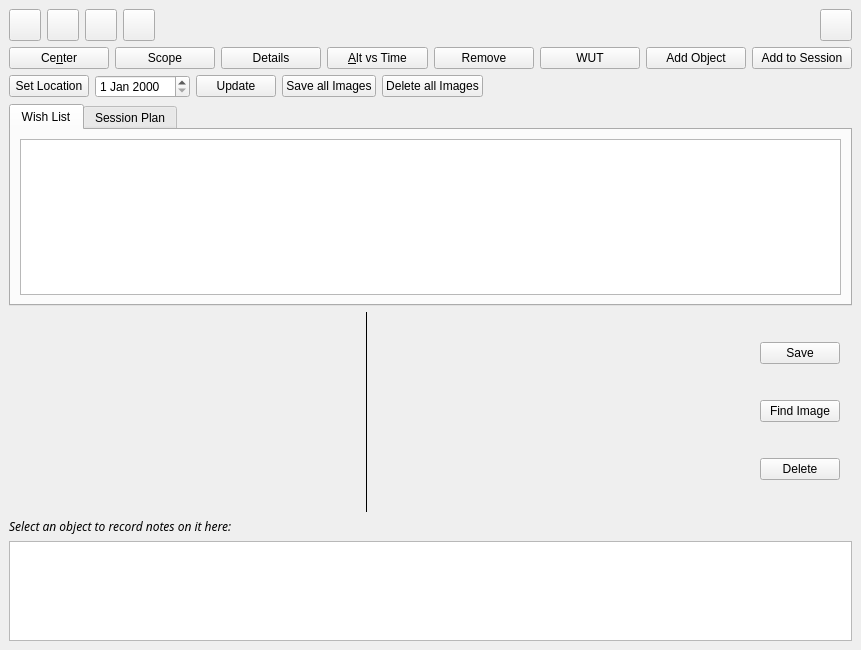
Qt form kstars/tools/observinglist.ui (KDE/kstars) before a commit.
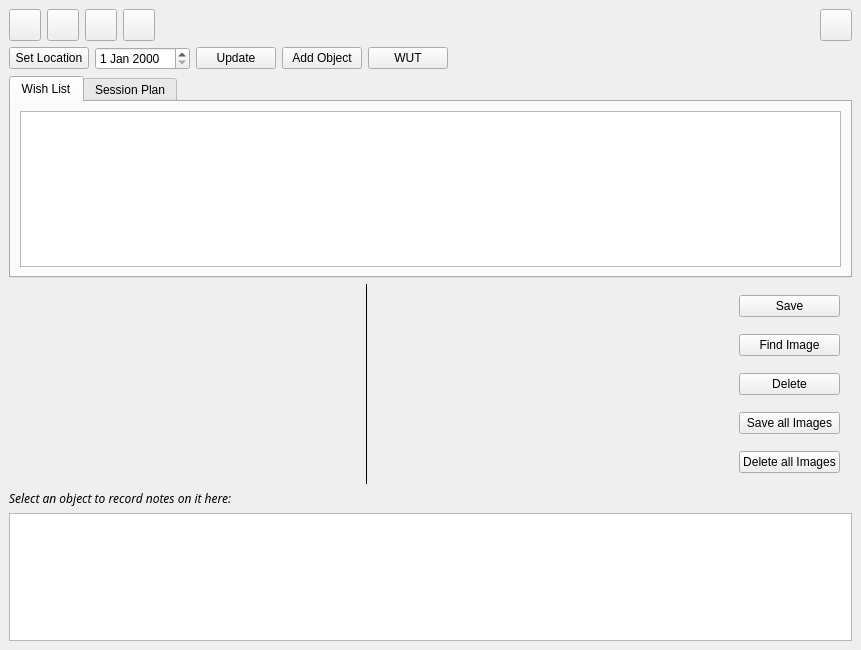
The same form after that commit. Custom widgets are drawn as their Qt base class.

Commit message: Implementing the actions in Observing List using a popup menu and hence saving a lot of clutter in the ObservingList UI.

Patch:
```diff
--- a/kstars/tools/observinglist.ui
+++ b/kstars/tools/observinglist.ui
@@ -210,165 +210,6 @@
      </item>
     </layout>
    </item>
-   <item>
-    <layout class="QHBoxLayout">
-     <property name="spacing">
-      <number>6</number>
-     </property>
-     <property name="margin">
-      <number>0</number>
-     </property>
-     <item>
-      <widget class="KPushButton" name="CenterButton">
-       <property name="sizePolicy">
-        <sizepolicy hsizetype="Minimum" vsizetype="Fixed">
-         <horstretch>0</horstretch>
-         <verstretch>0</verstretch>
-        </sizepolicy>
-       </property>
-       <property name="toolTip">
-        <string>Center sky map on highlighted object</string>
-       </property>
-       <property name="whatsThis">
-        <string>Center the sky map on the highlighted object in the list</string>
-       </property>
-       <property name="text">
-        <string>Ce&amp;nter</string>
-       </property>
-      </widget>
-     </item>
-     <item>
-      <widget class="KPushButton" name="ScopeButton">
-       <property name="sizePolicy">
-        <sizepolicy hsizetype="Minimum" vsizetype="Fixed">
-         <horstretch>0</horstretch>
-         <verstretch>0</verstretch>
-        </sizepolicy>
-       </property>
-       <property name="toolTip">
-        <string>Point telescope at highlighted object</string>
-       </property>
-       <property name="whatsThis">
-        <string>Point the telescope at the highlighted object in the list</string>
-       </property>
-       <property name="text">
-        <string>Scope</string>
-       </property>
-       <property name="shortcut">
-        <string/>
-       </property>
-      </widget>
-     </item>
-     <item>
-      <widget class="KPushButton" name="DetailsButton">
-       <property name="sizePolicy">
-        <sizepolicy hsizetype="Minimum" vsizetype="Fixed">
-         <horstretch>0</horstretch>
-         <verstretch>0</verstretch>
-        </sizepolicy>
-       </property>
-       <property name="toolTip">
-        <string>Show details for highlighted object</string>
-       </property>
-       <property name="whatsThis">
-        <string>Open the Details window for the highlighted object</string>
-       </property>
-       <property name="text">
-        <string>Details</string>
-       </property>
-       <property name="shortcut">
-        <string/>
-       </property>
-      </widget>
-     </item>
-     <item>
-      <widget class="KPushButton" name="AVTButton">
-       <property name="sizePolicy">
-        <sizepolicy hsizetype="Minimum" vsizetype="Fixed">
-         <horstretch>0</horstretch>
-         <verstretch>0</verstretch>
-        </sizepolicy>
-       </property>
-       <property name="toolTip">
-        <string>Show altitude plot</string>
-       </property>
-       <property name="whatsThis">
-        <string>Open the Altitude vs. Time tool, with curves for the highlighted objects shown</string>
-       </property>
-       <property name="text">
-        <string>&amp;Alt vs Time</string>
-       </property>
-      </widget>
-     </item>
-     <item>
-      <widget class="KPushButton" name="RemoveButton">
-       <property name="sizePolicy">
-        <sizepolicy hsizetype="Minimum" vsizetype="Fixed">
-         <horstretch>0</horstretch>
-         <verstretch>0</verstretch>
-        </sizepolicy>
-       </property>
-       <property name="toolTip">
-        <string>Remove from list</string>
-       </property>
-       <property name="whatsThis">
-        <string>Remove the highlighted object(s) from the observing list</string>
-       </property>
-       <property name="text">
-        <string>Remove</string>
-       </property>
-      </widget>
-     </item>
-     <item>
-      <widget class="KPushButton" name="WUTButton">
-       <property name="sizePolicy">
-        <sizepolicy hsizetype="Minimum" vsizetype="Fixed">
-         <horstretch>0</horstretch>
-         <verstretch>0</verstretch>
-        </sizepolicy>
-       </property>
-       <property name="toolTip">
-        <string>Open the WUT dialog</string>
-       </property>
-       <property name="whatsThis">
-        <string>Opens the What's up tonight dialog, from which objects can be added to the list</string>
-       </property>
-       <property name="text">
-        <string>WUT</string>
-       </property>
-      </widget>
-     </item>
-     <item>
-      <widget class="KPushButton" name="FindButton">
-       <property name="sizePolicy">
-        <sizepolicy hsizetype="Minimum" vsizetype="Fixed">
-         <horstretch>0</horstretch>
-         <verstretch>0</verstretch>
-        </sizepolicy>
-       </property>
-       <property name="toolTip">
-        <string>Open FindDialog</string>
-       </property>
-       <property name="whatsThis">
-        <string>Open the FindDialog for adding objects to the list</string>
-       </property>
-       <property name="text">
-        <string>Add Object</string>
-       </property>
-      </widget>
-     </item>
-     <item>
-      <widget class="QPushButton" name="AddToSession">
-       <property name="toolTip">
-        <string>Adds the selected object(s) to the session list.</string>
-       </property>
-       <property name="text">
-        <string>Add to Session</string>
-       </property>
-      </widget>
-     </item>
-    </layout>
-   </item>
    <item>
     <layout class="QHBoxLayout" name="horizontalLayout_2">
      <property name="topMargin">
@@ -395,22 +236,34 @@
       </widget>
      </item>
      <item>
-      <widget class="QPushButton" name="saveImages">
+      <widget class="KPushButton" name="FindButton">
+       <property name="sizePolicy">
+        <sizepolicy hsizetype="Minimum" vsizetype="Fixed">
+         <horstretch>0</horstretch>
+         <verstretch>0</verstretch>
+        </sizepolicy>
+       </property>
        <property name="toolTip">
         <string>Download the SDSS/DSS images of all the objects in the current list.</string>
        </property>
        <property name="text">
-        <string>Save all Images</string>
+        <string>Add Object</string>
        </property>
       </widget>
      </item>
      <item>
-      <widget class="QPushButton" name="DeleteImages">
+      <widget class="KPushButton" name="WUTButton">
+       <property name="sizePolicy">
+        <sizepolicy hsizetype="Minimum" vsizetype="Fixed">
+         <horstretch>0</horstretch>
+         <verstretch>0</verstretch>
+        </sizepolicy>
+       </property>
        <property name="toolTip">
         <string>Deletes all the stored DSS/SDSS images</string>
        </property>
        <property name="text">
-        <string>Delete all Images</string>
+        <string>WUT</string>
        </property>
       </widget>
      </item>
@@ -654,6 +507,26 @@
          </property>
         </widget>
        </item>
+       <item>
+        <widget class="QPushButton" name="saveImages">
+         <property name="toolTip">
+          <string>Download the SDSS/DSS images of all the objects in the current list.</string>
+         </property>
+         <property name="text">
+          <string>Save all Images</string>
+         </property>
+        </widget>
+       </item>
+       <item>
+        <widget class="QPushButton" name="DeleteImages">
+         <property name="toolTip">
+          <string>Deletes all the stored DSS/SDSS images</string>
+         </property>
+         <property name="text">
+          <string>Delete all Images</string>
+         </property>
+        </widget>
+       </item>
       </layout>
      </item>
     </layout>
```
Left out of the diff: 10 changed lines with no effect on the pictures. The commit also changes 5 other files.
